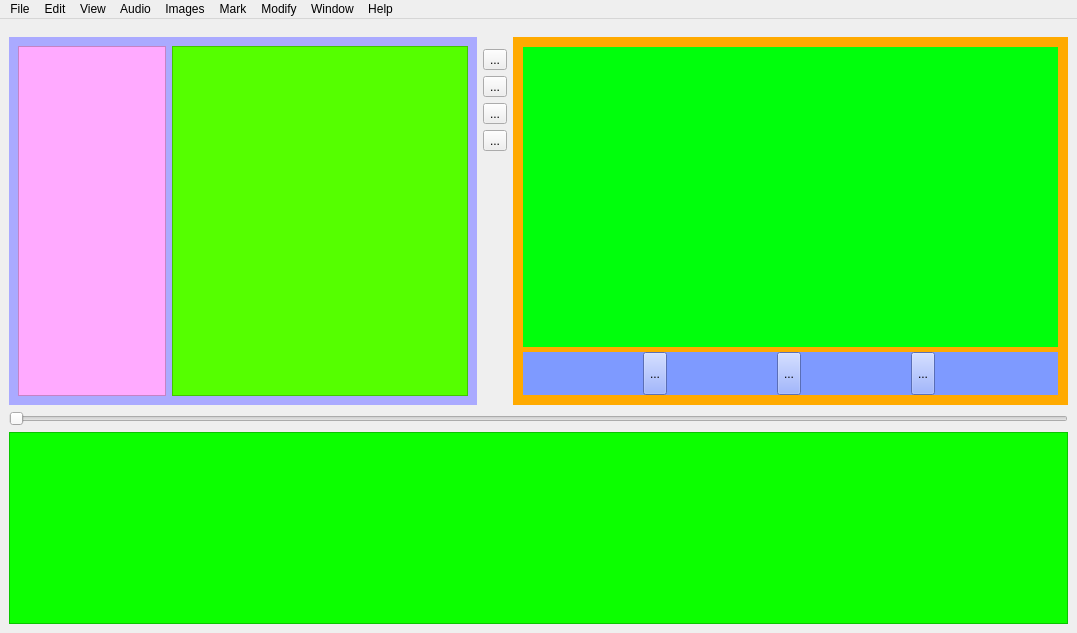
Before: the Qt Designer form src/videoeditor.ui in vrushank-agrawal/CSE201-VCREST-, drawn with Qt 5.
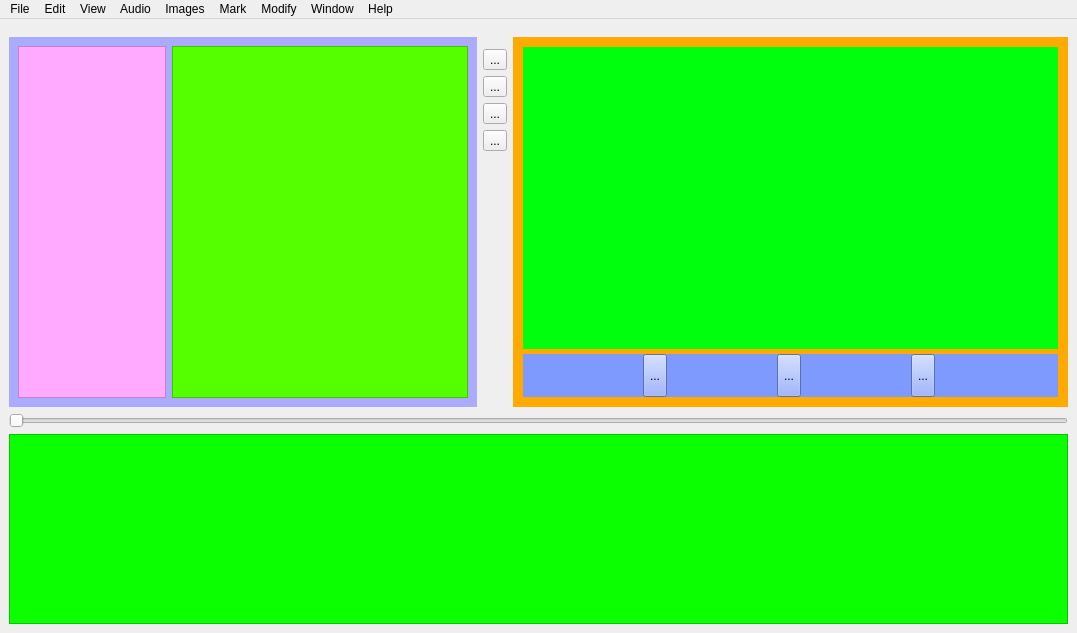
After: the same form once the commit is applied. Icons and pictures are not drawn. Custom widgets are drawn as their Qt base class.

What changed in the file:
```diff
--- a/src/videoeditor.ui
+++ b/src/videoeditor.ui
@@ -11,7 +11,7 @@
    </rect>
   </property>
   <property name="sizePolicy">
-   <sizepolicy hsizetype="Minimum" vsizetype="Preferred">
+   <sizepolicy hsizetype="Preferred" vsizetype="Expanding">
     <horstretch>0</horstretch>
     <verstretch>0</verstretch>
    </sizepolicy>
@@ -455,7 +455,7 @@
       <property name="sizePolicy">
        <sizepolicy hsizetype="Preferred" vsizetype="Preferred">
         <horstretch>0</horstretch>
-        <verstretch>0</verstretch>
+        <verstretch>5</verstretch>
        </sizepolicy>
       </property>
       <property name="styleSheet">
```
Left out of the diff: 2 changed lines with no effect on the pictures.
